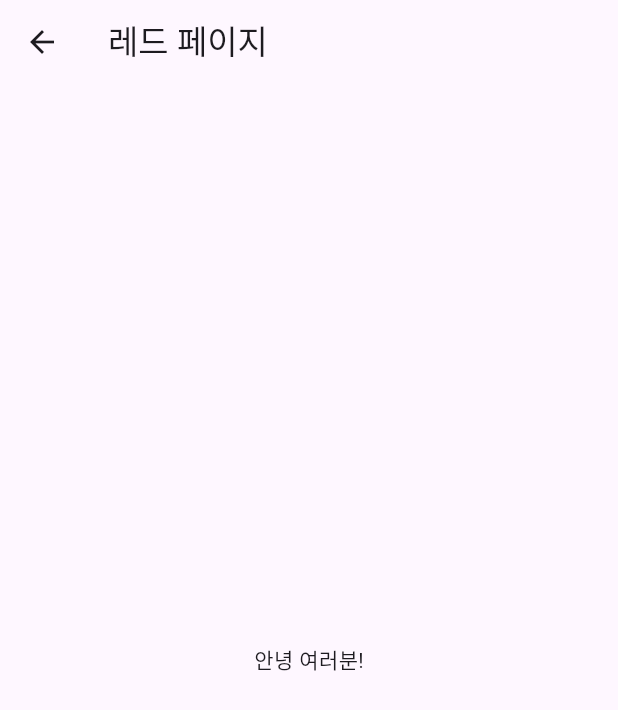
After one commit to CodingLab2025/pr_exercise, a Flutter app: the screen it shows after launch, after a tap on "Coding Lab", on a phone screen of 412 x 824 dp. The commit adds this screen. Shown: the top 710 px of the screen. Run offline on Flutter 3.47's test engine with Material 3 defaults, Android fonts, the phone set to English and light mode, and no system bars.

Commit message:
feat: ClabView 추가

```diff
--- /dev/null
+++ b/lib/views/clab_view.dart
@@ -0,0 +1,17 @@
+import 'package:flutter/material.dart';
+
+class ClabView extends StatelessWidget {
+  const ClabView({super.key});
+
+  @override
+  Widget build(BuildContext context) {
+    return Scaffold(
+      appBar: AppBar(
+        title: const Text('레드 페이지'),
+      ),
+      body: const Center(
+        child: Text("안녕 여러분!"),
+      ),
+    );
+  }
+}
--- a/lib/views/home_view.dart
+++ b/lib/views/home_view.dart
@@ -1,4 +1,5 @@
 import 'package:flutter/material.dart';
+import 'package:pr_exercise/views/clab_view.dart';
 import 'package:pr_exercise/views/led_view.dart';
 
 class HomeView extends StatelessWidget {
@@ -23,6 +24,16 @@ class HomeView extends StatelessWidget {
               },
               child: const Text("레드"),
             ),
+            ElevatedButton(
+              onPressed: () {
+                Navigator.push(context, MaterialPageRoute(
+                  builder: (context) {
+                    return const ClabView();
+                  },
+                ));
+              },
+              child: const Text("Coding Lab"),
+            ),
           ],
         ),
       ),
```
